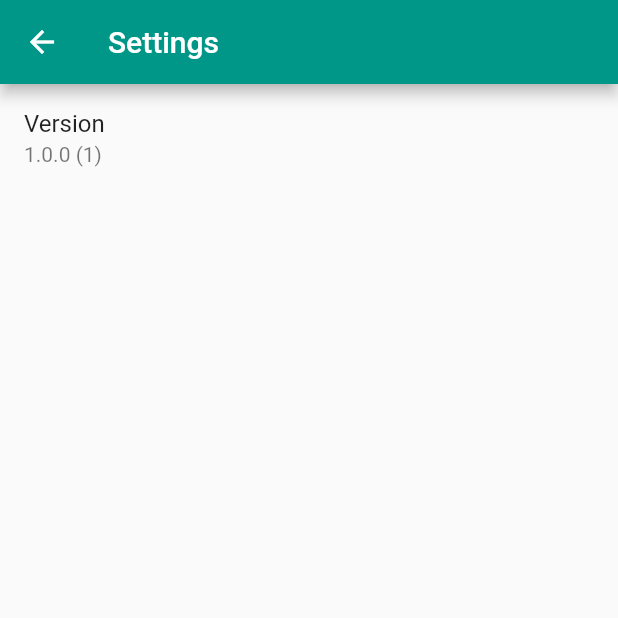
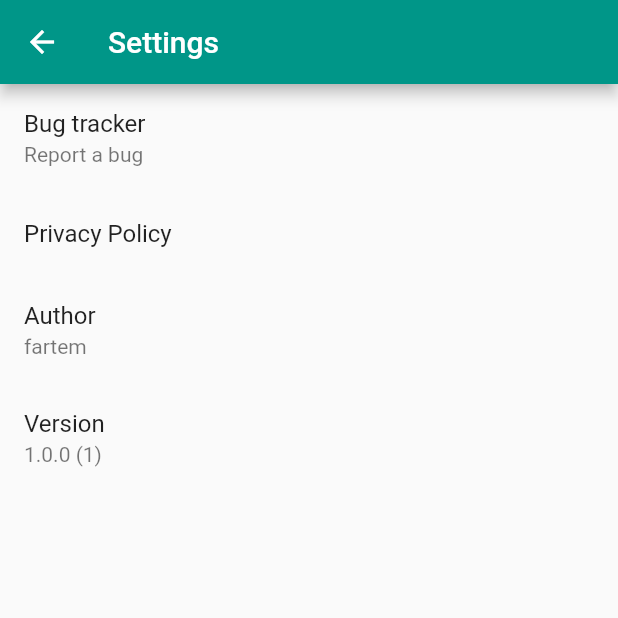
Before and after one commit to hash-checker/hash-checker-2, a Flutter app: the SettingsPage screen opened by its route, on a phone screen of 412 x 824 dp, the top half of it. Run offline on Flutter 3.47's test engine with Material 2 defaults, Android fonts, the phone set to English and light mode, and no system bars; our stand-ins replace auto_route, file_picker, flutter_mobx, mobx, package_info_plus; generated files the repository leaves out were written again.

Commit message:
2021-12-18 v. 1.0.0: sync with local changes

```diff
--- /dev/null
+++ b/lib/app/app_config.dart
@@ -0,0 +1,5 @@
+class AppConfig {
+  static const String linkAuthor = 'https://github.com/fartem';
+  static const String linkBugTracker = 'https://github.com/hash-checker/hash-checker-2/issues';
+  static const String linkPrivacyPolicy = '';
+}
--- /dev/null
+++ b/lib/components/settings/app_settings_list_item.dart
@@ -0,0 +1,24 @@
+import 'package:flutter/cupertino.dart';
+import 'package:flutter/material.dart';
+
+class AppSettingsListItem extends StatelessWidget {
+  final String title;
+  final String? subtitle;
+  final GestureTapCallback? onTap;
+
+  const AppSettingsListItem({
+    Key? key,
+    required this.title,
+    this.subtitle,
+    this.onTap,
+  }) : super(key: key);
+
+  @override
+  Widget build(BuildContext context) {
+    return ListTile(
+      title: Text(title),
+      subtitle: subtitle != null ? Text(subtitle!) : null,
+      onTap: onTap,
+    );
+  }
+}
--- a/lib/data/models/hash_source.dart
+++ b/lib/data/models/hash_source.dart
@@ -1,5 +1,5 @@
 enum HashSource {
-  none,
   file,
   text,
+  none,
 }
--- a/lib/features/settings/page/settings_page.dart
+++ b/lib/features/settings/page/settings_page.dart
@@ -1,6 +1,9 @@
 import 'package:flutter/cupertino.dart';
 import 'package:flutter/material.dart';
+import 'package:hash_checker_2/app/app_config.dart';
+import 'package:hash_checker_2/components/settings/app_settings_list_item.dart';
 import 'package:package_info_plus/package_info_plus.dart';
+import 'package:url_launcher/url_launcher.dart';
 
 class SettingsPage extends StatefulWidget {
   const SettingsPage({Key? key}) : super(key: key);
@@ -29,9 +32,23 @@ class _SettingsPageState extends State<SettingsPage> {
           final info = snapshot.data!;
           return ListView(
             children: [
-              ListTile(
-                title: const Text('Version'),
-                subtitle: Text('${info.version} (${info.buildNumber})'),
+              AppSettingsListItem(
+                title: 'Bug tracker',
+                subtitle: 'Report a bug',
+                onTap: () => launch(AppConfig.linkBugTracker),
+              ),
+              AppSettingsListItem(
+                title: 'Privacy Policy',
+                onTap: () => launch(AppConfig.linkPrivacyPolicy),
+              ),
+              AppSettingsListItem(
+                title: 'Author',
+                subtitle: 'fartem',
+                onTap: () => launch(AppConfig.linkAuthor),
+              ),
+              AppSettingsListItem(
+                title: 'Version',
+                subtitle: '${info.version} (${info.buildNumber})',
               ),
             ],
           );
```
Also changed, not shown: lib/components/widgets/app_calculator_action_button.dart (added, +23 -0 lines), lib/components/widgets/app_rounded_bottom_sheet.dart (added, +31 -0 lines), lib/data/extensions/hash_action_extensions.dart (added, +14 -0 lines), lib/data/extensions/hash_source_extensions.dart (added, +14 -0 lines), lib/features/calculator/page/calculator_page.dart (+9 -12 lines), lib/features/calculator/page/dialogs/select_hash_aciton_dialog.dart (+8 -16 lines), lib/features/calculator/page/dialogs/select_hash_source_dialog.dart (+8 -16 lines), lib/features/calculator/page/dialogs/select_hash_type_dialog.dart (+6 -15 lines), lib/features/calculator/page/dialogs/text_enter_dialog.dart (+4 -4 lines), lib/features/calculator/store/calculator_store.dart (+7 -0 lines), pubspec.yaml (+35 -0 lines), lib/features/calculator/store/calculator_store.g.dart, 1 other file.
